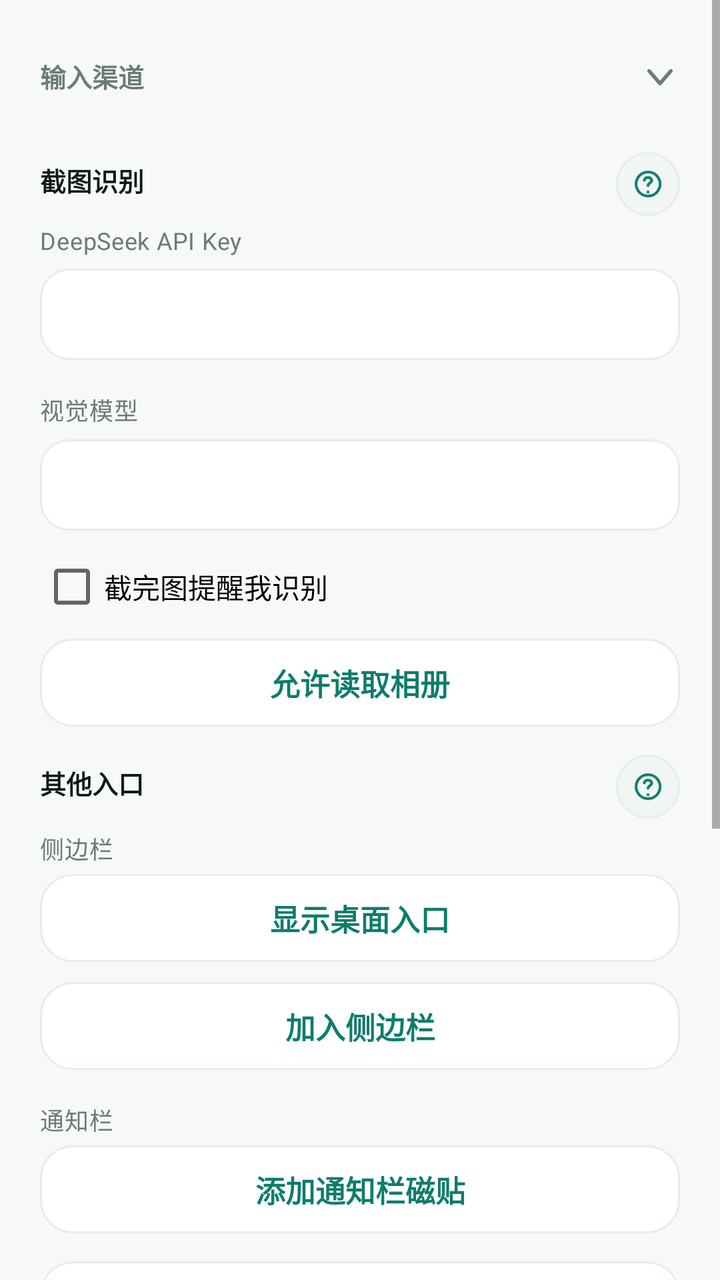
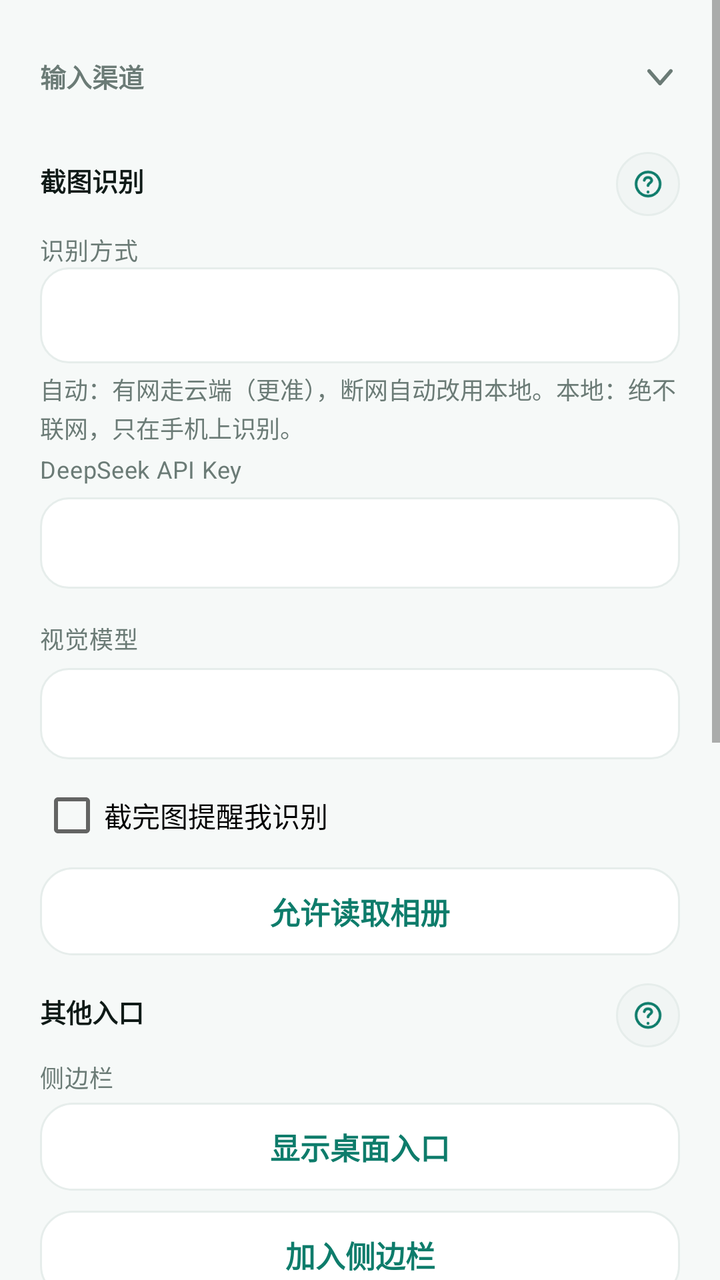

The first picture is an Android layout as it rendered before a commit; the second is the same layout after the commit. The layout source and the unified diff follow.
<!-- AndroidManifest.xml: application theme Theme.NtfyCalendar -->
<!-- res/layout/activity_settings.xml -->
﻿<?xml version="1.0" encoding="utf-8"?>
<ScrollView xmlns:android="http://schemas.android.com/apk/res/android"
    android:layout_width="match_parent"
    android:layout_height="match_parent"
    android:background="?attr/bnWindowBg">

    <LinearLayout
        android:layout_width="match_parent"
        android:layout_height="wrap_content"
        android:orientation="vertical"
        android:paddingLeft="20dp"
        android:paddingRight="20dp"
        android:paddingTop="8dp"
        android:paddingBottom="28dp">

        
        <LinearLayout
            android:id="@+id/headInput"
            style="@style/SettingsGroupHead">

            <TextView
                style="@style/SectionLabel"
                android:layout_width="0dp"
                android:layout_height="wrap_content"
                android:layout_marginTop="0dp"
                android:layout_marginBottom="0dp"
                android:layout_weight="1"
                android:text="输入渠道" />

            <ImageView
                android:id="@+id/arrowInput"
                android:layout_width="20dp"
                android:layout_height="20dp"
                android:contentDescription="展开或收起"
                android:rotation="90"
                android:src="@drawable/ic_chevron_right"
                android:tint="?attr/bnTextSecondary" />
        </LinearLayout>

        <LinearLayout
            android:id="@+id/groupInput"
            android:layout_width="match_parent"
            android:layout_height="wrap_content"
            android:orientation="vertical">

            <LinearLayout
                style="@style/SettingsSubHead">

                <TextView
                    style="@style/SectionSubLabel"
                    android:layout_width="0dp"
                    android:layout_height="wrap_content"
                    android:layout_marginTop="0dp"
                    android:layout_weight="1"
                    android:text="截图识别" />

                <ImageButton
                    android:id="@+id/btnHelpShot"
                    style="@style/SettingsHelpButton"
                    android:contentDescription="看说明"
                    android:src="@drawable/ic_nav_help" />
            </LinearLayout>

            <TextView
                style="@style/FormLabel"
                android:layout_marginTop="4dp"
                android:text="@string/label_api_key" />

            <EditText
                android:id="@+id/etApiKey"
                style="@style/FormInput"
                android:inputType="textPassword" />

            <TextView
                style="@style/FormLabel"
                android:text="@string/label_model" />

            <EditText
                android:id="@+id/etModel"
                style="@style/FormInput"
                android:inputType="text" />

            <CheckBox
                android:id="@+id/cbShotWatch"
                android:layout_width="match_parent"
                android:layout_height="wrap_content"
                android:layout_marginTop="12dp"
                android:text="@string/shot_watch_label" />

            <Button
                android:id="@+id/btnMediaPerm"
                style="@style/BtnTonal"
                android:layout_marginTop="10dp"
                android:text="@string/btn_grant_media" />

            <LinearLayout
                style="@style/SettingsSubHead">

                <TextView
                    style="@style/SectionSubLabel"
                    android:layout_width="0dp"
                    android:layout_height="wrap_content"
                    android:layout_marginTop="0dp"
                    android:layout_weight="1"
                    android:text="其他入口" />

                <ImageButton
                    android:id="@+id/btnHelpEntry"
                    style="@style/SettingsHelpButton"
                    android:contentDescription="看说明"
                    android:src="@drawable/ic_nav_help" />
            </LinearLayout>

            <TextView
                style="@style/FormLabel"
                android:layout_marginTop="6dp"
                android:text="侧边栏" />

            <Button
                android:id="@+id/btnSidebarEntry"
                style="@style/BtnTonal"
                android:layout_marginTop="4dp"
                android:text="@string/sidebar_entry_show" />

            <Button
                android:id="@+id/btnSidebarGuide"
                style="@style/BtnTonal"
                android:layout_marginTop="10dp"
                android:text="@string/btn_sidebar_guide" />

            <TextView
                style="@style/FormLabel"
                android:text="通知栏" />

            <Button
                android:id="@+id/btnTileGuide"
                style="@style/BtnTonal"
                android:layout_marginTop="4dp"
                android:text="@string/btn_tile_guide" />

            <Button
                android:id="@+id/btnNtfy"
                style="@style/BtnTonal"
                android:layout_marginTop="14dp"
                android:text="高级 · 第三方推送" />

            <TextView
                android:id="@+id/tvNtfySummary"
                style="@style/HintText"
                android:visibility="gone"
                android:text="已启用" />
        </LinearLayout>

        
        <LinearLayout
            android:id="@+id/headCalendar"
            style="@style/SettingsGroupHead">

            <TextView
                style="@style/SectionLabel"
                android:layout_width="0dp"
                android:layout_height="wrap_content"
                android:layout_marginTop="0dp"
                android:layout_marginBottom="0dp"
                android:layout_weight="1"
                android:text="日历与同步" />

            <ImageView
                android:id="@+id/arrowCalendar"
                android:layout_width="20dp"
                android:layout_height="20dp"
                android:contentDescription="展开或收起"
                android:src="@drawable/ic_chevron_right"
                android:tint="?attr/bnTextSecondary" />
        </LinearLayout>

        <LinearLayout
            android:id="@+id/groupCalendar"
            android:layout_width="match_parent"
            android:layout_height="wrap_content"
            android:orientation="vertical"
            android:visibility="gone">

            <TextView
                style="@style/SectionSubLabel"
                android:layout_marginTop="4dp"
                android:text="目标日历" />

            <Spinner
                android:id="@+id/spCalendar"
                android:layout_width="match_parent"
                android:layout_height="48dp"
                android:layout_marginTop="6dp"
                android:background="@drawable/bg_input"
                android:paddingLeft="10dp"
                android:paddingRight="10dp" />

            <TextView
                android:id="@+id/tvCalendarHint"
                style="@style/HintText" />

            <Button
                android:id="@+id/btnCreateCalendar"
                style="@style/BtnTonal"
                android:layout_marginTop="10dp"
                android:text="@string/btn_create_calendar" />

            <Button
                android:id="@+id/btnCalendarPerm"
                style="@style/BtnTonal"
                android:layout_marginTop="10dp"
                android:text="@string/perm_calendar" />

            <TextView
                style="@style/SectionSubLabel"
                android:text="@string/label_remind" />

            <EditText
                android:id="@+id/etRemind"
                style="@style/FormInput"
                android:inputType="text" />

            <LinearLayout
                style="@style/SettingsSubHead">

                <TextView
                    style="@style/SectionSubLabel"
                    android:layout_width="0dp"
                    android:layout_height="wrap_content"
                    android:layout_marginTop="0dp"
                    android:layout_weight="1"
                    android:text="@string/title_reconcile" />

                <ImageButton
                    android:id="@+id/btnHelpReconcile"
                    style="@style/SettingsHelpButton"
                    android:contentDescription="看说明"
                    android:src="@drawable/ic_nav_help" />
            </LinearLayout>

            <CheckBox
                android:id="@+id/cbReconcile"
                android:layout_width="match_parent"
                android:layout_height="wrap_content"
                android:layout_marginTop="4dp"
                android:text="@string/label_reconcile_enabled" />

            <TextView
                style="@style/FormLabel"
                android:text="@string/label_reconcile_interval" />

            <Spinner
                android:id="@+id/spReconcileInterval"
                android:layout_width="match_parent"
                android:layout_height="48dp"
                android:background="@drawable/bg_input"
                android:paddingLeft="10dp"
                android:paddingRight="10dp" />

            <CheckBox
                android:id="@+id/cbReconcileNotify"
                android:layout_width="match_parent"
                android:layout_height="wrap_content"
                android:layout_marginTop="12dp"
                android:text="@string/label_reconcile_notify" />

            <Button
                android:id="@+id/btnReconcileNow"
                style="@style/BtnTonal"
                android:layout_marginTop="10dp"
                android:text="@string/btn_reconcile_now" />

        </LinearLayout>

        
        <LinearLayout
            android:id="@+id/headBackup"
            style="@style/SettingsGroupHead">

            <TextView
                style="@style/SectionLabel"
                android:layout_width="0dp"
                android:layout_height="wrap_content"
                android:layout_marginTop="0dp"
                android:layout_marginBottom="0dp"
                android:layout_weight="1"
                android:text="备份" />

            <ImageButton
                android:id="@+id/btnHelpBackup"
                style="@style/SettingsHelpButton"
                android:contentDescription="看说明"
                android:src="@drawable/ic_nav_help" />

            <ImageView
                android:id="@+id/arrowBackup"
                android:layout_width="20dp"
                android:layout_height="20dp"
                android:layout_marginStart="6dp"
                android:contentDescription="展开或收起"
                android:src="@drawable/ic_chevron_right"
                android:tint="?attr/bnTextSecondary" />
        </LinearLayout>

        <LinearLayout
            android:id="@+id/groupBackup"
            android:layout_width="match_parent"
            android:layout_height="wrap_content"
            android:orientation="vertical"
            android:visibility="gone">

            <Button
                android:id="@+id/btnExportIcs"
                style="@style/BtnTonal"
                android:layout_marginTop="6dp"
                android:text="@string/btn_export_ics" />

            <Button
                android:id="@+id/btnBackupLedger"
                style="@style/BtnTonal"
                android:layout_marginTop="10dp"
                android:text="@string/btn_backup_ledger" />
        </LinearLayout>

        
        <LinearLayout
            android:id="@+id/headAppearance"
            style="@style/SettingsGroupHead">

            <TextView
                style="@style/SectionLabel"
                android:layout_width="0dp"
                android:layout_height="wrap_content"
                android:layout_marginTop="0dp"
                android:layout_marginBottom="0dp"
                android:layout_weight="1"
                android:text="外观" />

            <ImageButton
                android:id="@+id/btnHelpTheme"
                style="@style/SettingsHelpButton"
                android:contentDescription="看说明"
                android:src="@drawable/ic_nav_help" />

            <ImageView
                android:id="@+id/arrowAppearance"
                android:layout_width="20dp"
                android:layout_height="20dp"
                android:layout_marginStart="6dp"
                android:contentDescription="展开或收起"
                android:src="@drawable/ic_chevron_right"
                android:tint="?attr/bnTextSecondary" />
        </LinearLayout>

        <LinearLayout
            android:id="@+id/groupAppearance"
            android:layout_width="match_parent"
            android:layout_height="wrap_content"
            android:orientation="vertical"
            android:visibility="gone">

            <TextView
                style="@style/FormLabel"
                android:layout_marginTop="4dp"
                android:text="配色主题" />

            <Spinner
                android:id="@+id/spTheme"
                android:layout_width="match_parent"
                android:layout_height="48dp"
                android:background="@drawable/bg_input"
                android:paddingLeft="10dp"
                android:paddingRight="10dp" />

            <TextView
                style="@style/FormLabel"
                android:text="明暗" />

            <Spinner
                android:id="@+id/spThemeMode"
                android:layout_width="match_parent"
                android:layout_height="48dp"
                android:background="@drawable/bg_input"
                android:paddingLeft="10dp"
                android:paddingRight="10dp" />
        </LinearLayout>

        
        <LinearLayout
            android:id="@+id/headDiagnostics"
            style="@style/SettingsGroupHead">

            <TextView
                style="@style/SectionLabel"
                android:layout_width="0dp"
                android:layout_height="wrap_content"
                android:layout_marginTop="0dp"
                android:layout_marginBottom="0dp"
                android:layout_weight="1"
                android:text="诊断与帮助" />

            <ImageView
                android:id="@+id/arrowDiagnostics"
                android:layout_width="20dp"
                android:layout_height="20dp"
                android:contentDescription="展开或收起"
                android:src="@drawable/ic_chevron_right"
                android:tint="?attr/bnTextSecondary" />
        </LinearLayout>

        <LinearLayout
            android:id="@+id/groupDiagnostics"
            android:layout_width="match_parent"
            android:layout_height="wrap_content"
            android:orientation="vertical"
            android:visibility="gone">

            <Button
                android:id="@+id/btnPrivacy"
                style="@style/BtnTonal"
                android:layout_marginTop="10dp"
                android:text="隐私政策" />

            <Button
                android:id="@+id/btnOnboarding"
                style="@style/BtnTonal"
                android:layout_marginTop="6dp"
                android:text="新手引导" />

            <Button
                android:id="@+id/btnHealth"
                style="@style/BtnTonal"
                android:layout_marginTop="6dp"
                android:text="运行体检" />

            <LinearLayout
                style="@style/SettingsSubHead">

                <TextView
                    style="@style/SectionSubLabel"
                    android:layout_width="0dp"
                    android:layout_height="wrap_content"
                    android:layout_marginTop="0dp"
                    android:layout_weight="1"
                    android:text="系统权限" />

                <ImageButton
                    android:id="@+id/btnHelpA11y"
                    style="@style/SettingsHelpButton"
                    android:contentDescription="看说明"
                    android:src="@drawable/ic_nav_help" />
            </LinearLayout>

            <Button
                android:id="@+id/btnOpenA11y"
                style="@style/BtnTonal"
                android:layout_marginTop="10dp"
                android:text="@string/btn_open_a11y" />

            <Button
                android:id="@+id/btnCrashLog"
                style="@style/BtnTonal"
                android:layout_marginTop="10dp"
                android:text="@string/btn_crash_log" />

            <Button
                android:id="@+id/btnAppDetail"
                style="@style/BtnTonal"
                android:layout_marginTop="10dp"
                android:text="@string/perm_app_detail" />

            <Button
                android:id="@+id/btnAbout"
                style="@style/BtnTonal"
                android:layout_marginTop="10dp"
                android:text="@string/about_entry" />
        </LinearLayout>

        <Button
            android:id="@+id/btnSaveSettings"
            style="@style/BtnPrimary"
            android:layout_marginTop="26dp"
            android:text="@string/btn_save_settings" />
    </LinearLayout>
</ScrollView>
<!-- resources referenced by this layout -->
<resources>
  <!-- drawable bg_input (drawable) -->
  <?xml version="1.0" encoding="utf-8"?>
  <shape xmlns:android="http://schemas.android.com/apk/res/android"
      android:shape="rectangle">
      <solid android:color="?attr/bnSurface" />
      <corners android:radius="14dp" />
      <stroke
          android:width="1dp"
          android:color="?attr/bnCardStroke" />
  </shape>
  <string name="about_entry">关于 Bellnote</string>
  <string name="btn_backup_ledger">备份账本</string>
  <string name="btn_crash_log">崩溃日志</string>
  <string name="btn_create_calendar">创建本地日历</string>
  <string name="btn_export_ics">导出 .ics</string>
  <string name="btn_grant_media">允许读取相册</string>
  <string name="btn_open_a11y">开启截屏服务</string>
  <string name="btn_reconcile_now">立即对账</string>
  <string name="btn_save_settings">保存</string>
  <string name="btn_sidebar_guide">加入侧边栏</string>
  <string name="btn_tile_guide">添加通知栏磁贴</string>
  <string name="label_api_key">DeepSeek API Key</string>
  <string name="label_model">视觉模型</string>
  <string name="label_reconcile_enabled">定时对账（本地清单 vs 手机日历）</string>
  <string name="label_reconcile_interval">对账间隔</string>
  <string name="label_reconcile_notify">有差异时发通知</string>
  <string name="label_remind">提醒（分钟，逗号分隔，最多 3 条）</string>
  <string name="perm_app_detail">应用详情</string>
  <string name="perm_calendar">日历读写权限</string>
  <string name="shot_watch_label">截完图提醒我识别</string>
  <string name="sidebar_entry_show">显示桌面入口</string>
  <string name="title_reconcile">日历对账</string>
  <style name="HintText">
          <item name="android:layout_width">match_parent</item>
          <item name="android:layout_height">wrap_content</item>
          <item name="android:textSize">12sp</item>
          <item name="android:lineSpacingExtra">2dp</item>
          <item name="android:textColor">?attr/bnTextSecondary</item>
      </style>
  <style name="SettingsHelpButton">
          <item name="android:layout_width">32dp</item>
          <item name="android:layout_height">32dp</item>
          <item name="android:background">@drawable/bg_icon_circle</item>
          <item name="android:padding">7dp</item>
          <item name="android:scaleType">fitCenter</item>
      </style>
  <style name="SettingsSubHead">
          <item name="android:layout_width">match_parent</item>
          <item name="android:layout_height">wrap_content</item>
          <item name="android:gravity">center_vertical</item>
          <item name="android:orientation">horizontal</item>
          <item name="android:paddingTop">14dp</item>
      </style>
  <!-- drawable bg_icon_circle (drawable) -->
  <?xml version="1.0" encoding="utf-8"?>
  <shape xmlns:android="http://schemas.android.com/apk/res/android"
      android:shape="oval">
      <solid android:color="?attr/bnIconBg" />
      <stroke
          android:width="1dp"
          android:color="?attr/bnCardStroke" />
  </shape>
  <!-- drawable ic_splash_blank (drawable) -->
  <?xml version="1.0" encoding="utf-8"?>
  <shape xmlns:android="http://schemas.android.com/apk/res/android" android:shape="rectangle">
      <solid android:color="@android:color/transparent" />
      <size android:width="1dp" android:height="1dp" />
  </shape>
  <color name="primary">#FF0E7C6B</color>
  <color name="primary_dark">#FF0A5A4D</color>
  <color name="text_on_primary">#FFFFFFFF</color>
  <color name="accent">#FFF59E0B</color>
  <color name="window_bg">#FFF6F9F8</color>
  <color name="surface">#FFFFFFFF</color>
  <color name="card_bg">#FFFFFFFF</color>
  <color name="card_stroke">#FFE6EDEB</color>
  <color name="divider">#FFEDF2F0</color>
  <color name="text_primary">#FF0F1A17</color>
  <color name="text_secondary">#FF6B7B76</color>
  <color name="chip_bg">#FFECF6F3</color>
  <color name="icon_bg">#FFF1F5F4</color>
  <color name="danger">#FFC94848</color>
  <color name="nav_bg">#FFFFFFFF</color>
  <color name="ripple">#140E7C6B</color>
  <!-- unchanged entries left out for length: 13 -->
</resources>

<!-- the commit's change to res/layout/activity_settings.xml (unified diff, before → after) -->
@@ -1,4 +1,4 @@
-﻿<?xml version="1.0" encoding="utf-8"?>
+<?xml version="1.0" encoding="utf-8"?>
 <ScrollView xmlns:android="http://schemas.android.com/apk/res/android"
     android:layout_width="match_parent"
     android:layout_height="match_parent"
@@ -63,6 +63,27 @@
 
             <TextView
                 style="@style/FormLabel"
+                android:layout_marginTop="8dp"
+                android:text="识别方式" />
+
+            <Spinner
+                android:id="@+id/spEngine"
+                android:layout_width="match_parent"
+                android:layout_height="48dp"
+                android:background="@drawable/bg_input"
+                android:paddingLeft="10dp"
+                android:paddingRight="10dp" />
+
+            <TextView
+                android:id="@+id/tvEngineHint"
+                style="@style/HintText"
+                android:layout_width="match_parent"
+                android:layout_height="wrap_content"
+                android:layout_marginTop="4dp"
+                android:text="自动：有网走云端（更准），断网自动改用本地。本地：绝不联网，只在手机上识别。" />
+
+            <TextView
+                style="@style/FormLabel"
                 android:layout_marginTop="4dp"
                 android:text="@string/label_api_key" />
 
